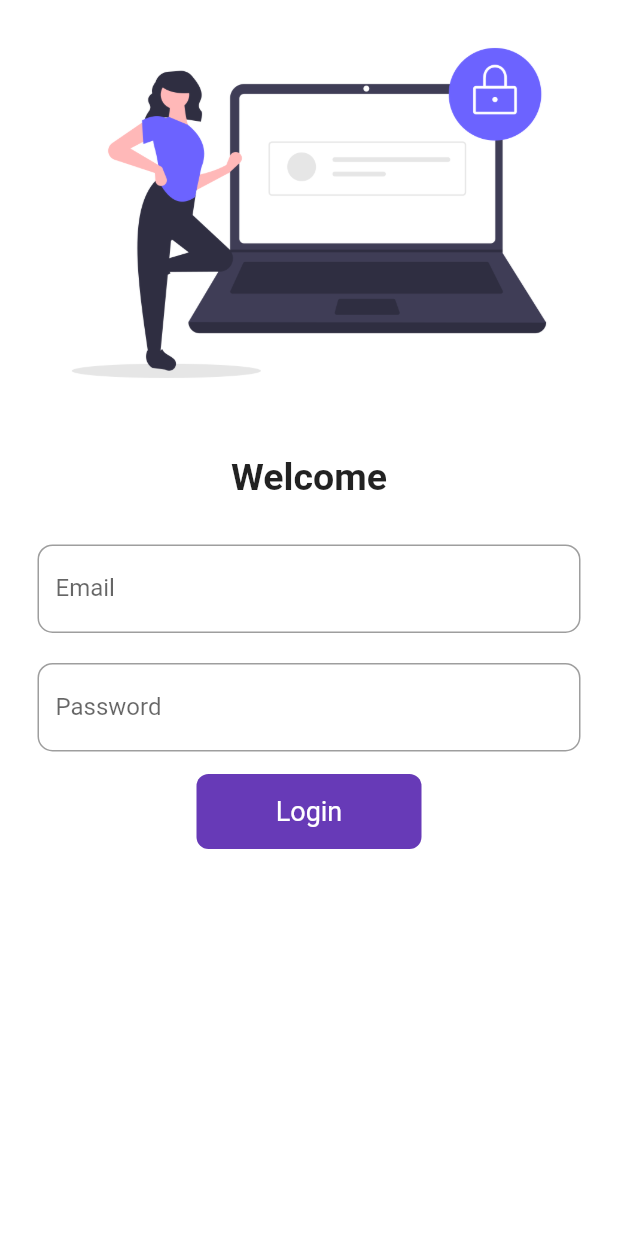
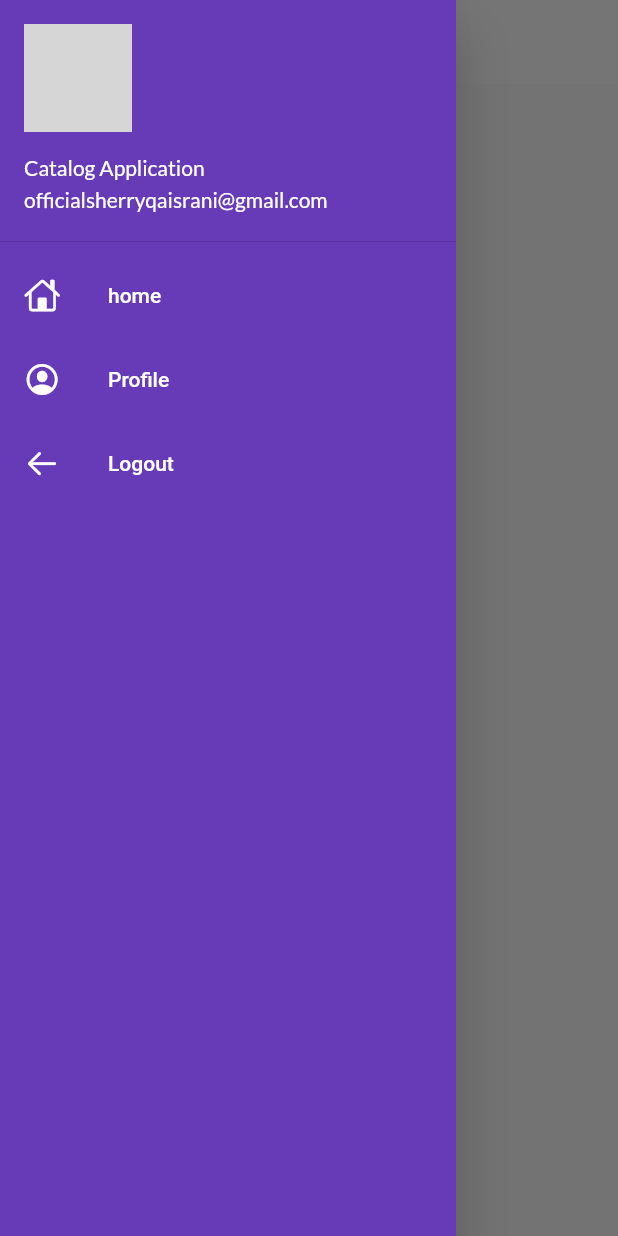
Before and after one commit to sherryqaisrani/catalog_app_flutter, a Flutter app: the screen it shows after launch, with the side drawer open (before the commit the screen has no drawer), on a phone screen of 412 x 824 dp. Run offline on Flutter 3.47's test engine with Material 2 defaults, Android fonts, the phone set to English and light mode, and no system bars; our stand-ins replace google_fonts; network calls fail; grey boxes are pictures that could not be loaded.

Commit message:
Day 6 & 7 Task Complete

```diff
--- a/lib/main.dart
+++ b/lib/main.dart
@@ -1,8 +1,8 @@
 import 'package:catalog_flutter_application/pages/home_page.dart';
 import 'package:catalog_flutter_application/pages/login_page.dart';
 import 'package:catalog_flutter_application/utils/routes.dart';
+import 'package:catalog_flutter_application/widgets/Themes.dart';
 import 'package:flutter/material.dart';
-import 'package:google_fonts/google_fonts.dart';
 
 void main() {
   runApp(const MyApp());
@@ -14,15 +14,10 @@ class MyApp extends StatelessWidget {
   @override
   Widget build(BuildContext context) {
     return MaterialApp(
-      theme: ThemeData(
-        primarySwatch: Colors.deepPurple,
-        textTheme: GoogleFonts.latoTextTheme(
-          Theme.of(context).textTheme,
-        ),
-      ),
+      theme: CustomeThemes.lightTheme(context),
       debugShowCheckedModeBanner: false,
       routes: {
-        '/': (context) => LoginPage(),
+        '/': (context) => HomePage(),
         Routes.HOME: (context) => HomePage(),
         Routes.LOGINPAGE: (context) => LoginPage()
       },
--- a/lib/pages/home_page.dart
+++ b/lib/pages/home_page.dart
@@ -1,3 +1,4 @@
+import 'package:catalog_flutter_application/widgets/drawer.dart';
 import 'package:flutter/material.dart';
 
 class HomePage extends StatelessWidget {
@@ -12,6 +13,7 @@ class HomePage extends StatelessWidget {
       body: const Center(
         child: Text('Home Page'),
       ),
+      drawer: MDrawer(),
     );
   }
 }
--- a/lib/pages/login_page.dart
+++ b/lib/pages/login_page.dart
@@ -100,9 +100,7 @@ class _LoginPageState extends State<LoginPage> {
                     height: 15,
                   ),
                   InkWell(
-                    onTap: () {
-                      moveToHome(context);
-                    },
+                    onTap: () => moveToHome(context),
                     child: AnimatedContainer(
                       duration: Duration(seconds: 1),
                       alignment: Alignment.center,
--- /dev/null
+++ b/lib/widgets/drawer.dart
@@ -0,0 +1,55 @@
+import 'package:flutter/cupertino.dart';
+import 'package:flutter/material.dart';
+
+class MDrawer extends StatelessWidget {
+  const MDrawer({Key? key}) : super(key: key);
+
+  final image =
+      "https://www.oceanpointins.com/wp-content/uploads/2020/02/canstockphoto26807912.jpg";
+
+  @override
+  Widget build(BuildContext context) {
+    return Drawer(
+      backgroundColor: Colors.deepPurple,
+      child: ListView(
+        children: [
+          DrawerHeader(
+              padding: EdgeInsets.zero,
+              child: UserAccountsDrawerHeader(
+                  margin: EdgeInsets.zero,
+                  accountName: const Text('Catalog Application'),
+                  accountEmail: const Text('officialsherryqaisrani@gmail.com'),
+                  currentAccountPicture:
+                      CircleAvatar(backgroundImage: NetworkImage(image)))),
+          const ListTile(
+            leading: Icon(CupertinoIcons.home, color: Colors.white),
+            title: Text(
+              'home',
+              style: TextStyle(
+                color: Colors.white,
+              ),
+            ),
+          ),
+          const ListTile(
+            leading: Icon(CupertinoIcons.profile_circled, color: Colors.white),
+            title: Text(
+              'Profile',
+              style: TextStyle(
+                color: Colors.white,
+              ),
+            ),
+          ),
+          const ListTile(
+            leading: Icon(CupertinoIcons.arrow_left, color: Colors.white),
+            title: Text(
+              'Logout',
+              style: TextStyle(
+                color: Colors.white,
+              ),
+            ),
+          )
+        ],
+      ),
+    );
+  }
+}
--- /dev/null
+++ b/lib/widgets/themes.dart
@@ -0,0 +1,30 @@
+import 'package:flutter/material.dart';
+import 'package:google_fonts/google_fonts.dart';
+
+class CustomeThemes {
+  // Light Theme
+  static ThemeData lightTheme(BuildContext context) => ThemeData(
+        primarySwatch: Colors.deepPurple,
+        fontFamily: GoogleFonts.lato().fontFamily,
+        appBarTheme: const AppBarTheme(
+            color: Colors.white,
+            elevation: 0.0,
+            iconTheme: IconThemeData(color: Colors.black),
+            titleTextStyle:
+                TextStyle(color: Colors.black, fontWeight: FontWeight.bold)),
+        textTheme: Theme.of(context).textTheme,
+      );
+
+  static ThemeData dartTheme(BuildContext context) => ThemeData(
+        primarySwatch: Colors.deepPurple,
+        brightness: Brightness.dark,
+        fontFamily: GoogleFonts.lato().fontFamily,
+        appBarTheme: const AppBarTheme(
+            color: Colors.white,
+            elevation: 0.0,
+            iconTheme: IconThemeData(color: Colors.black),
+            titleTextStyle:
+                TextStyle(color: Colors.black, fontWeight: FontWeight.bold)),
+        textTheme: Theme.of(context).textTheme,
+      );
+}
```
